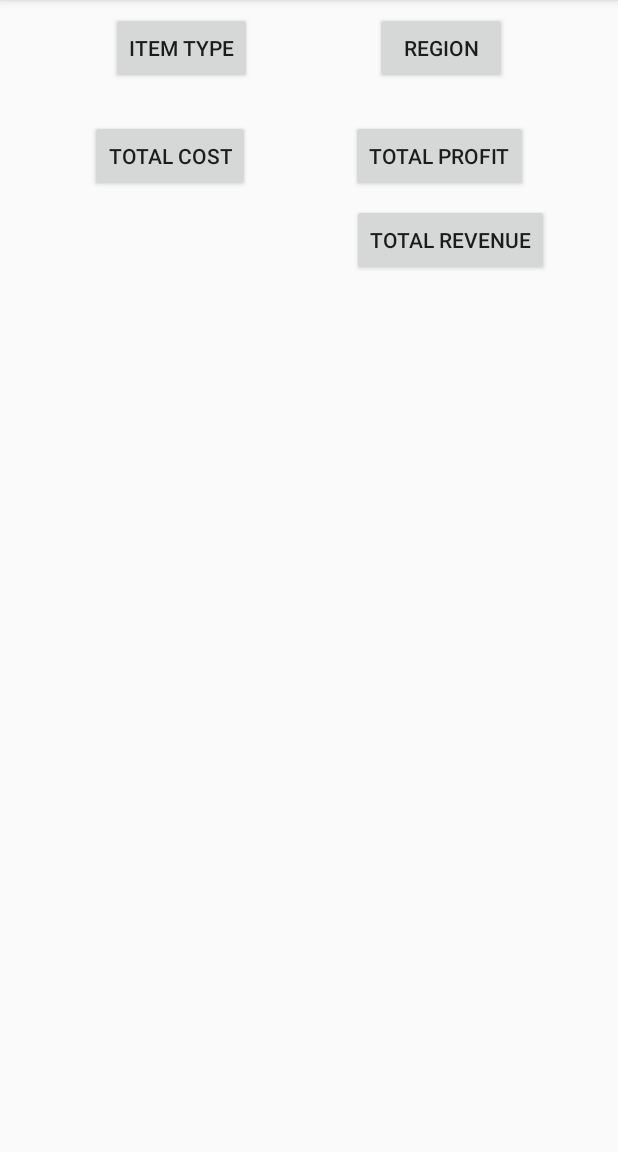
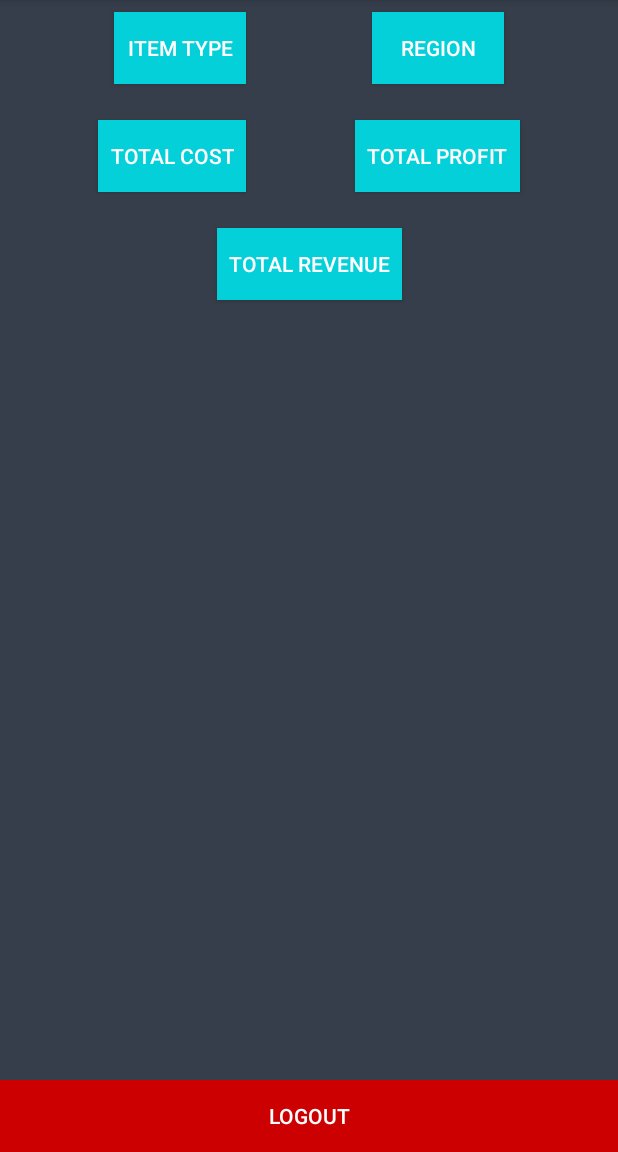
Before and after one commit to JyotishM/Capston-P, an Android app: the screen it shows after launch once a user with an empty profile is signed in (StoreListActivity), on a phone screen of 412 x 824 dp, the part 84-1236 px from its top. Run offline under Robolectric (Android 15) with nearby library versions, the phone set to English and light mode, and no system bars; our stand-ins replace Firebase (no records; nobody signed in at launch, a user with empty details on screens opened directly).

Commit message:
added logout button

```diff
--- a/app/src/main/java/com/android/tony/storelist/StoreListActivity.java
+++ b/app/src/main/java/com/android/tony/storelist/StoreListActivity.java
@@ -6,6 +6,8 @@ import android.view.View;
 import android.widget.Button;
 
 import androidx.appcompat.app.AppCompatActivity;
+
+import com.google.firebase.auth.FirebaseAuth;
 
 public class StoreListActivity extends AppCompatActivity {
     /*List<StoreListModel> storeListModelList;
@@ -16,6 +18,15 @@ public class StoreListActivity extends AppCompatActivity {
         super.onCreate(savedInstanceState);
         setContentView(R.layout.activity_store_list);
 
+        findViewById(R.id.logoutbutton).setOnClickListener(new View.OnClickListener() {
+            @Override
+            public void onClick(View v) {
+                FirebaseAuth.getInstance().signOut();
+                startActivity(new Intent(StoreListActivity.this,MainActivity.class));
+                StoreListActivity.this.finish();
+            }
+        });
+
     }
 
     public void onClickData(View v) {
--- a/app/src/main/res/layout/activity_store_list.xml
+++ b/app/src/main/res/layout/activity_store_list.xml
@@ -4,6 +4,7 @@
     xmlns:tools="http://schemas.android.com/tools"
     android:layout_width="match_parent"
     android:layout_height="match_parent"
+    android:background="@color/colorPrimary"
     tools:context=".StoreListActivity">
 
 
@@ -17,6 +18,9 @@
         android:layout_marginEnd="8dp"
         android:layout_marginRight="8dp"
         android:onClick="onClickData"
+        android:background="@color/colorAccent"
+        android:padding="8dp"
+        android:textColor="@android:color/white"
         android:text="Item Type"
         app:layout_constraintEnd_toStartOf="@+id/button2"
         app:layout_constraintStart_toStartOf="parent"
@@ -26,6 +30,9 @@
         android:id="@+id/button2"
         android:layout_width="wrap_content"
         android:layout_height="wrap_content"
+        android:background="@color/colorAccent"
+        android:padding="8dp"
+        android:textColor="@android:color/white"
         android:layout_marginStart="8dp"
         android:layout_marginLeft="8dp"
         android:layout_marginTop="8dp"
@@ -46,8 +53,12 @@
         android:layout_marginTop="24dp"
         android:layout_marginEnd="8dp"
         android:layout_marginRight="8dp"
+        android:background="@color/colorAccent"
+
         android:onClick="onClickData"
+        android:padding="8dp"
         android:text="Total Cost"
+        android:textColor="@android:color/white"
         app:layout_constraintEnd_toStartOf="@+id/button"
         app:layout_constraintStart_toStartOf="parent"
         app:layout_constraintTop_toBottomOf="@+id/itemtypebutton" />
@@ -61,8 +72,11 @@
         android:layout_marginTop="24dp"
         android:layout_marginEnd="8dp"
         android:layout_marginRight="8dp"
+        android:background="@color/colorAccent"
         android:onClick="onClickData"
+        android:padding="8dp"
         android:text="Total Profit"
+        android:textColor="@android:color/white"
         app:layout_constraintEnd_toEndOf="parent"
         app:layout_constraintStart_toEndOf="@+id/button3"
         app:layout_constraintTop_toBottomOf="@+id/button2" />
@@ -73,13 +87,26 @@
         android:layout_height="wrap_content"
         android:layout_marginStart="8dp"
         android:layout_marginLeft="8dp"
-        android:layout_marginTop="8dp"
+        android:layout_marginTop="24dp"
         android:layout_marginEnd="8dp"
         android:layout_marginRight="8dp"
+        android:background="@color/colorAccent"
         android:onClick="onClickData"
+        android:padding="8dp"
         android:text="Total Revenue"
+        android:textColor="@android:color/white"
         app:layout_constraintEnd_toEndOf="parent"
-        app:layout_constraintHorizontal_bias="0.612"
-        app:layout_constraintStart_toEndOf="@+id/button3"
+        app:layout_constraintStart_toStartOf="parent"
         app:layout_constraintTop_toBottomOf="@+id/button" />
+
+    <Button
+        android:id="@+id/logoutbutton"
+        android:layout_width="0dp"
+        android:layout_height="wrap_content"
+        android:background="@android:color/holo_red_dark"
+        android:text="@string/logout"
+        android:textColor="@android:color/white"
+        app:layout_constraintBottom_toBottomOf="parent"
+        app:layout_constraintEnd_toEndOf="parent"
+        app:layout_constraintStart_toStartOf="parent" />
 </androidx.constraintlayout.widget.ConstraintLayout>
```
Also changed, not shown: 1 other file.
